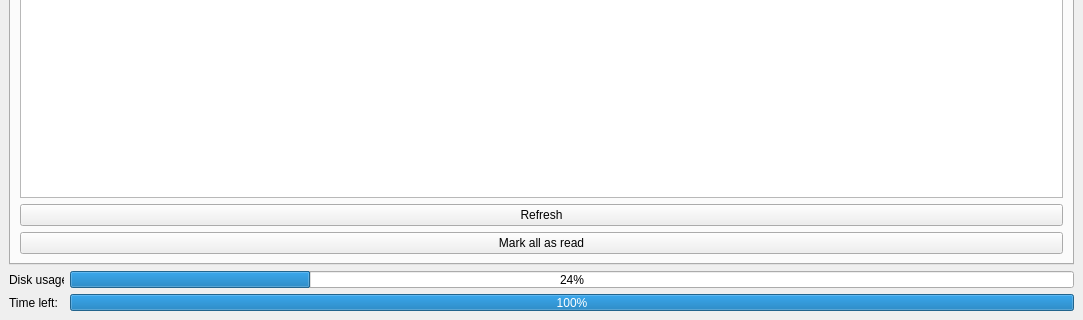
This is media/main_window.ui in all-in-one-of/project_manager as Qt 5 draws it before an edit; both pictures show x 0 to 1083 and y 590 to 910 of the 1083 by 910 pixel window. The edited form follows.
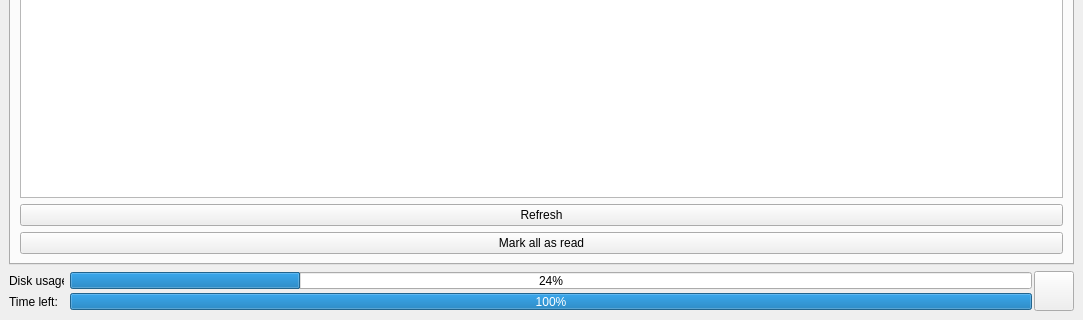
This is the edited form. The open tabs and pages were chosen to show the change.

The edit to the form file:
```diff
--- a/media/main_window.ui
+++ b/media/main_window.ui
@@ -3682,6 +3682,36 @@
        </widget>
       </item>
       <item>
+       <widget class="QFrame" name="BottomFrame">
+        <property name="frameShape">
+         <enum>QFrame::NoFrame</enum>
+        </property>
+        <property name="frameShadow">
+         <enum>QFrame::Raised</enum>
+        </property>
+        <layout class="QHBoxLayout" name="horizontalLayout_25">
+         <property name="spacing">
+          <number>2</number>
+         </property>
+         <property name="margin">
+          <number>0</number>
+         </property>
+         <item>
+          <widget class="QFrame" name="importantInfoFrame">
+           <property name="frameShape">
+            <enum>QFrame::NoFrame</enum>
+           </property>
+           <property name="frameShadow">
+            <enum>QFrame::Raised</enum>
+           </property>
+           <layout class="QVBoxLayout" name="verticalLayout_34">
+            <property name="spacing">
+             <number>2</number>
+            </property>
+            <property name="margin">
+             <number>0</number>
+            </property>
+            <item>
        <widget class="QFrame" name="diskUsageFrame">
         <property name="frameShape">
          <enum>QFrame::NoFrame</enum>
@@ -3772,6 +3802,31 @@
            </property>
            <property name="value">
             <number>100</number>
+                 </property>
+                </widget>
+               </item>
+              </layout>
+             </widget>
+            </item>
+           </layout>
+          </widget>
+         </item>
+         <item>
+          <widget class="QPushButton" name="refreshAllBtn">
+           <property name="minimumSize">
+            <size>
+             <width>40</width>
+             <height>40</height>
+            </size>
+           </property>
+           <property name="maximumSize">
+            <size>
+             <width>40</width>
+             <height>40</height>
+            </size>
+           </property>
+           <property name="text">
+            <string/>
            </property>
           </widget>
          </item>
```
Left out of the diff: 2 changed lines with no effect on the pictures. Lines whose indentation alone changed are shown as unchanged.
